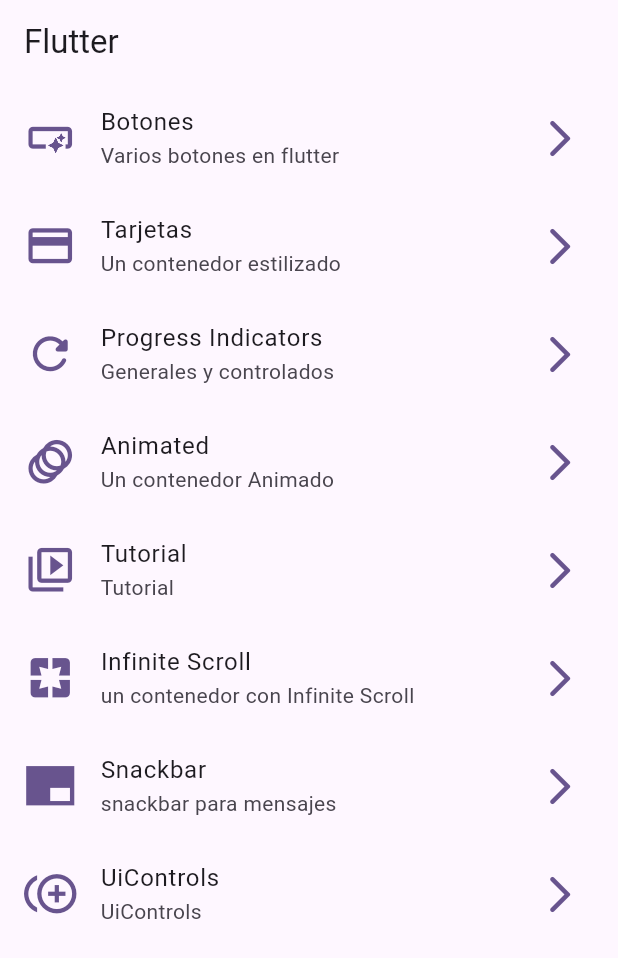
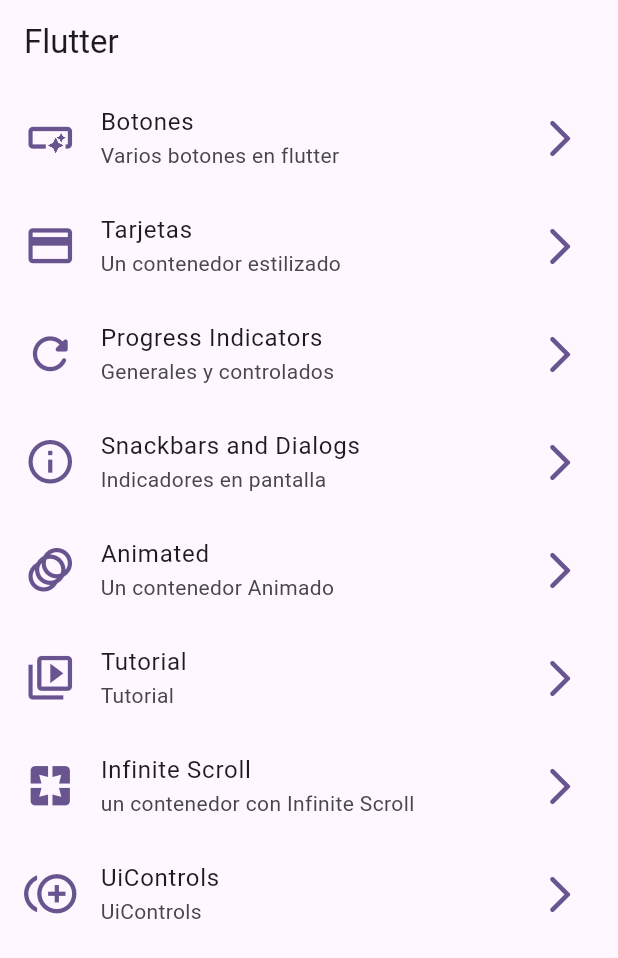
Before and after one commit to logojo/widget_app, a Flutter app: the screen it shows after launch, on a phone screen of 412 x 824 dp. Shown: the top 958 px of the screen. Run offline on Flutter 3.47's test engine with Material 3 defaults, Android fonts, the phone set to English and light mode, and no system bars; our stand-ins replace go_router.

Commit message:
Snackbars and Dialogs finished

```diff
--- a/lib/config/menu/menu_item.dart
+++ b/lib/config/menu/menu_item.dart
@@ -30,6 +30,11 @@ const appMenuItems = <MenuItem>[
       link: '/progress',
       icon: Icons.refresh_rounded),
   MenuItem(
+      title: 'Snackbars and Dialogs',
+      subtitle: 'Indicadores en pantalla',
+      link: '/snackbar',
+      icon: Icons.info_outline),
+  MenuItem(
       title: 'Animated',
       subtitle: 'Un contenedor Animado',
       link: '/animated',
@@ -45,11 +50,6 @@ const appMenuItems = <MenuItem>[
       link: '/infinite',
       icon: Icons.pages),
   MenuItem(
-      title: 'Snackbar',
-      subtitle: 'snackbar para mensajes',
-      link: '/snackbar',
-      icon: Icons.branding_watermark_sharp),
-  MenuItem(
       title: 'UiControls',
       subtitle: 'UiControls',
       link: '/ui',
--- a/lib/main.dart
+++ b/lib/main.dart
@@ -12,6 +12,7 @@ class MainApp extends StatelessWidget {
   @override
   Widget build(BuildContext context) {
     return MaterialApp.router(
+      title: 'Flutter widget',
       //extrallendo rutas desde un archivo independiente
       routerConfig: appRouter,
       debugShowCheckedModeBanner: false,
```
Also changed, not shown: lib/presentation/screens/sbackbar/snackbar_screen.dart (+64 -3 lines).
